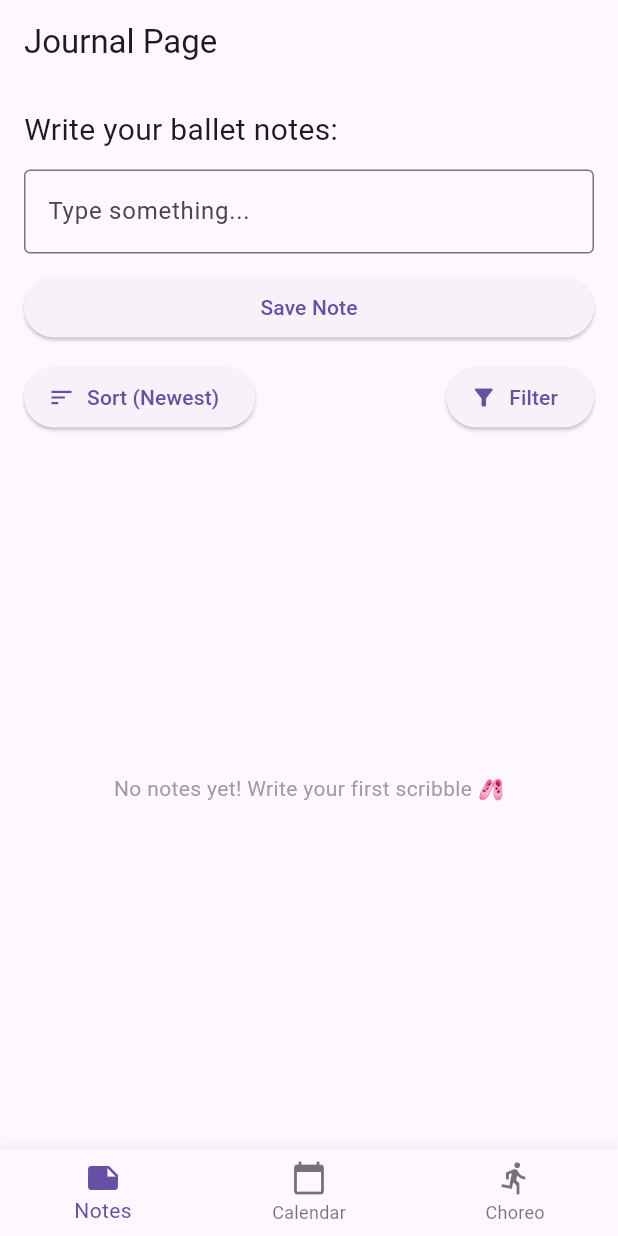
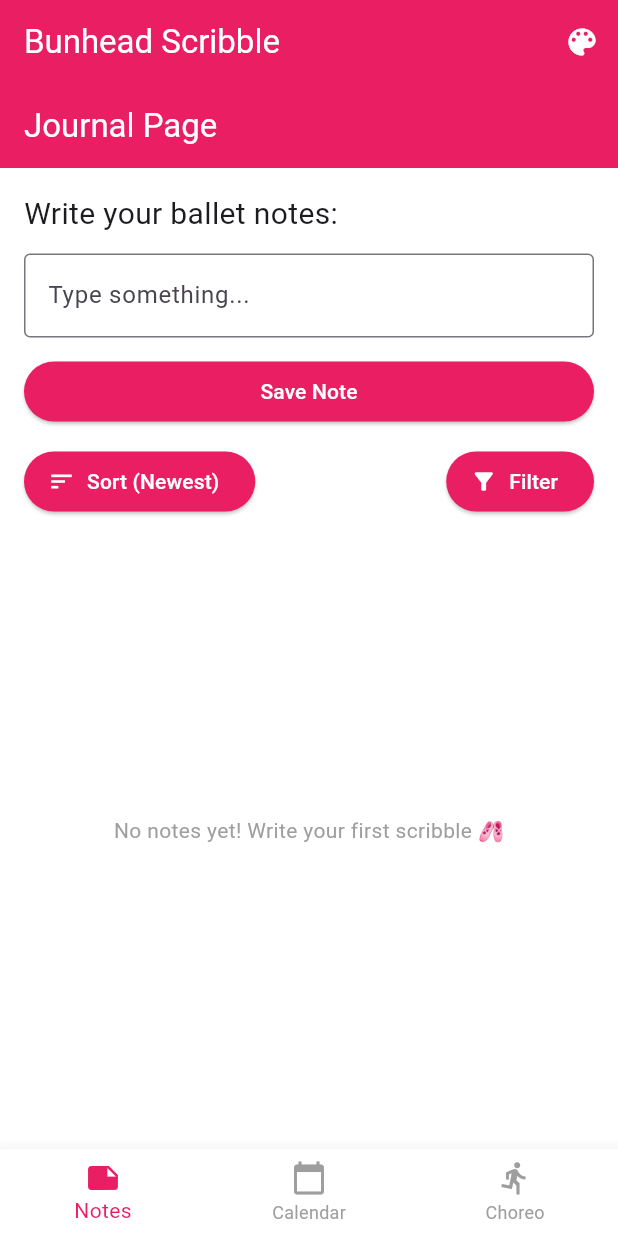
Before and after one commit to cupofvilatte/bunhead-scribble, a Flutter app: the screen it shows after launch, on a phone screen of 412 x 824 dp. Run offline on Flutter 3.47's test engine with Material 3 defaults, Android fonts, the phone set to English and light mode, and no system bars; our stand-ins replace sqflite, table_calendar; accounts and stored records are empty.

Commit message:
added dark mode theme

```diff
--- a/lib/main.dart
+++ b/lib/main.dart
@@ -7,21 +7,57 @@ void main() {
   runApp(BunheadScribbleApp());
 }
 
-class BunheadScribbleApp extends StatelessWidget {
+class BunheadScribbleApp extends StatefulWidget {
   const BunheadScribbleApp({super.key});
+
+  @override
+  _BunheadScribbleAppState createState() => _BunheadScribbleAppState();
+}
+
+class _BunheadScribbleAppState extends State<BunheadScribbleApp> {
+  bool _isDarkTheme = false;
+
+  void _toggleTheme() {
+    setState(() {
+      _isDarkTheme = !_isDarkTheme;
+    });
+  }
 
   @override
   Widget build(BuildContext context) {
     return MaterialApp(
       title: 'Bunhead Scribble',
-      theme: ThemeData(primarySwatch: Colors.pink),
-      home: MainNavigation(),
+      theme: ThemeData(
+        primarySwatch: Colors.pink,
+        brightness: _isDarkTheme ? Brightness.dark : Brightness.light,
+        appBarTheme: AppBarTheme(
+          backgroundColor: _isDarkTheme ? Colors.grey[900] : Colors.pink,
+          foregroundColor: Colors.white,
+        ),
+        scaffoldBackgroundColor: _isDarkTheme ? Colors.grey[850] : Colors.white,
+        bottomNavigationBarTheme: BottomNavigationBarThemeData(
+          backgroundColor: _isDarkTheme ? Colors.grey[900] : Colors.white,
+          selectedItemColor: Colors.pink,
+          unselectedItemColor: Colors.grey,
+        ),
+        elevatedButtonTheme: ElevatedButtonThemeData(
+          style: ElevatedButton.styleFrom(
+            backgroundColor: _isDarkTheme ? Colors.pinkAccent : Colors.pink,
+            foregroundColor: Colors.white,
+          ),
+        ),
+      ),
+      home: MainNavigation(
+        toggleTheme: _toggleTheme, // pass the function down
+      ),
     );
   }
 }
 
 class MainNavigation extends StatefulWidget {
-  const MainNavigation({super.key});
+  final VoidCallback toggleTheme;
+
+  const MainNavigation({super.key, required this.toggleTheme});
 
   @override
   _MainNavigationState createState() => _MainNavigationState();
@@ -45,6 +81,15 @@ class _MainNavigationState extends State<MainNavigation> {
   @override
   Widget build(BuildContext context) {
     return Scaffold(
+      appBar: AppBar(
+        title: Text('Bunhead Scribble'),
+        actions: [
+          IconButton(
+            onPressed: widget.toggleTheme,
+            icon: const Icon(Icons.color_lens),
+          ),
+        ],
+      ),
       body: _pages[_selectedIndex],
       bottomNavigationBar: BottomNavigationBar(
         currentIndex: _selectedIndex,
```
